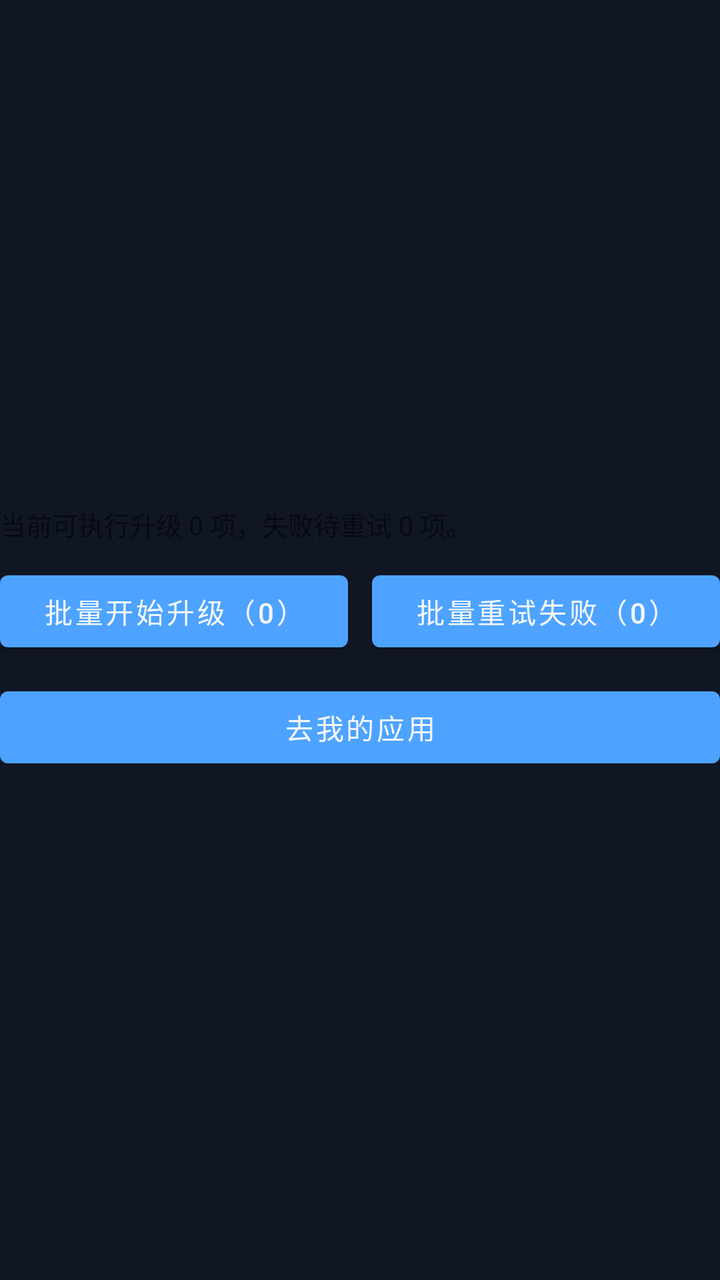
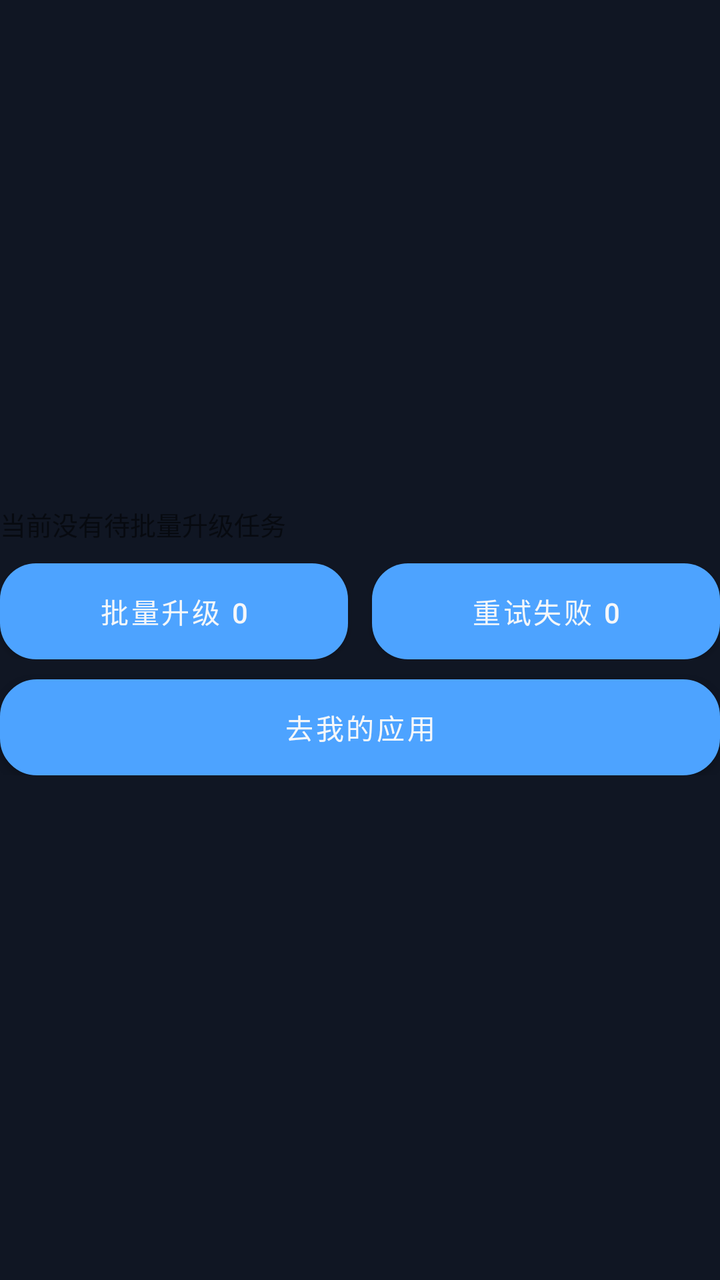

An Android layout rendered at two revisions. The XML below is the earlier revision; the diff shows what the commit changed to produce the second picture.
<!-- AndroidManifest.xml: another module's application theme Theme.CarAppStore -->
<!-- res/layout/view_upgrade_center_controls.xml -->
<?xml version="1.0" encoding="utf-8"?>
<androidx.constraintlayout.widget.ConstraintLayout xmlns:android="http://schemas.android.com/apk/res/android"
    xmlns:app="http://schemas.android.com/apk/res-auto"
    android:layout_width="match_parent"
    android:layout_height="wrap_content">

    <LinearLayout
        android:layout_width="0dp"
        android:layout_height="wrap_content"
        android:orientation="vertical"
        app:layout_constraintBottom_toBottomOf="parent"
        app:layout_constraintEnd_toEndOf="parent"
        app:layout_constraintStart_toStartOf="parent"
        app:layout_constraintTop_toTopOf="parent">

    <TextView
        android:id="@+id/tvUpgradeControlSummary"
        android:layout_width="match_parent"
        android:layout_height="wrap_content"
        android:layout_marginBottom="@dimen/spacing_10dp"
        android:text="@string/ui_upgrade_controls_summary_zero"
        android:textSize="@dimen/text_sm_13" />

    <LinearLayout
        android:layout_width="match_parent"
        android:layout_height="wrap_content"
        android:orientation="horizontal">

        <Button
            android:id="@+id/btnUpgradePrimary"
            android:layout_width="0dp"
            android:layout_height="wrap_content"
            android:layout_marginEnd="@dimen/spacing_6dp"
            android:layout_weight="1"
            android:text="@string/ui_upgrade_start_batch_zero" />

        <Button
            android:id="@+id/btnUpgradeSecondary"
            android:layout_width="0dp"
            android:layout_height="wrap_content"
            android:layout_marginStart="@dimen/spacing_6dp"
            android:layout_weight="1"
            android:text="@string/ui_upgrade_retry_failed_zero" />
    </LinearLayout>

    <Button
        android:id="@+id/btnUpgradeTertiary"
        android:layout_width="match_parent"
        android:layout_height="wrap_content"
        android:layout_marginTop="@dimen/spacing_10dp"
        android:text="@string/ui_go_my_apps" />
    </LinearLayout>

</androidx.constraintlayout.widget.ConstraintLayout>
<!-- resources referenced by this layout -->
<resources>
  <dimen name="spacing_10dp">10dp</dimen>
  <dimen name="spacing_6dp">6dp</dimen>
  <dimen name="text_sm_13">13sp</dimen>
  <string name="ui_go_my_apps">去我的应用</string>
  <string name="ui_upgrade_controls_summary_zero">当前可执行升级 0 项，失败待重试 0 项。</string>
  <string name="ui_upgrade_retry_failed_zero">批量重试失败（0）</string>
  <string name="ui_upgrade_start_batch_zero">批量开始升级（0）</string>
  <style name="Theme.CarAppStore" parent="Theme.MaterialComponents.DayNight.NoActionBar">
          <item name="colorPrimary">@color/car_primary</item>
          <item name="colorPrimaryVariant">@color/car_primary_dark</item>
          <item name="colorOnPrimary">@color/car_text_primary</item>
          <item name="colorSecondary">@color/car_accent</item>
          <item name="colorSecondaryVariant">@color/teal_700</item>
          <item name="colorOnSecondary">@color/car_bg</item>
          <item name="android:statusBarColor" tools:targetApi="l">@color/car_bg</item>
          <item name="android:navigationBarColor" tools:targetApi="l">@color/car_bg</item>
          <item name="android:windowBackground">@color/car_bg</item>
      </style>
  <color name="car_primary">#4DA3FF</color>
  <color name="car_primary_dark">#2E7DE0</color>
  <color name="car_text_primary">#F5F7FA</color>
  <color name="car_accent">#5DE1B9</color>
  <color name="teal_700">#FF018786</color>
  <color name="car_bg">#101623</color>
</resources>

<!-- the commit's change to res/layout/view_upgrade_center_controls.xml (unified diff, before → after) -->
@@ -30,25 +30,34 @@
             android:id="@+id/btnUpgradePrimary"
             android:layout_width="0dp"
             android:layout_height="wrap_content"
+            android:background="@drawable/bg_primary_button"
             android:layout_marginEnd="@dimen/spacing_6dp"
             android:layout_weight="1"
-            android:text="@string/ui_upgrade_start_batch_zero" />
+            android:text="@string/ui_upgrade_start_batch_zero"
+            android:textAllCaps="false"
+            android:textColor="@color/car_text_primary" />
 
         <Button
             android:id="@+id/btnUpgradeSecondary"
             android:layout_width="0dp"
             android:layout_height="wrap_content"
+            android:background="@drawable/bg_primary_button_warning"
             android:layout_marginStart="@dimen/spacing_6dp"
             android:layout_weight="1"
-            android:text="@string/ui_upgrade_retry_failed_zero" />
+            android:text="@string/ui_upgrade_retry_failed_zero"
+            android:textAllCaps="false"
+            android:textColor="@color/car_text_primary" />
     </LinearLayout>
 
     <Button
         android:id="@+id/btnUpgradeTertiary"
         android:layout_width="match_parent"
         android:layout_height="wrap_content"
+        android:background="@drawable/bg_secondary_button"
         android:layout_marginTop="@dimen/spacing_10dp"
-        android:text="@string/ui_go_my_apps" />
+        android:text="@string/ui_go_my_apps"
+        android:textAllCaps="false"
+        android:textColor="@color/car_text_primary" />
     </LinearLayout>
 
 </androidx.constraintlayout.widget.ConstraintLayout>
<!-- resource entries referenced after the edit -->
@@ -3,10 +3,30 @@
   <dimen name="spacing_10dp">10dp</dimen>
   <dimen name="spacing_6dp">6dp</dimen>
   <dimen name="text_sm_13">13sp</dimen>
+  <!-- drawable bg_primary_button (drawable) -->
+  <shape xmlns:android="http://schemas.android.com/apk/res/android">
+      <gradient
+          android:angle="0"
+          android:endColor="@color/car_primary"
+          android:startColor="@color/car_primary_dark" />
+      <corners android:radius="18dp" />
+  </shape>
+  <!-- drawable bg_primary_button_warning (drawable) -->
+  <?xml version="1.0" encoding="utf-8"?>
+  <shape xmlns:android="http://schemas.android.com/apk/res/android" android:shape="rectangle">
+      <corners android:radius="18dp" />
+      <solid android:color="@color/car_warning" />
+  </shape>
+  <!-- drawable bg_secondary_button (drawable) -->
+  <shape xmlns:android="http://schemas.android.com/apk/res/android">
+      <solid android:color="@color/car_surface_light" />
+      <stroke android:width="1dp" android:color="@color/car_divider" />
+      <corners android:radius="18dp" />
+  </shape>
   <string name="ui_go_my_apps">去我的应用</string>
-  <string name="ui_upgrade_controls_summary_zero">当前可执行升级 0 项，失败待重试 0 项。</string>
-  <string name="ui_upgrade_retry_failed_zero">批量重试失败（0）</string>
-  <string name="ui_upgrade_start_batch_zero">批量开始升级（0）</string>
+  <string name="ui_upgrade_controls_summary_zero">当前没有待批量升级任务</string>
+  <string name="ui_upgrade_retry_failed_zero">重试失败 0</string>
+  <string name="ui_upgrade_start_batch_zero">批量升级 0</string>
   <style name="Theme.CarAppStore" parent="Theme.MaterialComponents.DayNight.NoActionBar">
           <item name="colorPrimary">@color/car_primary</item>
           <item name="colorPrimaryVariant">@color/car_primary_dark</item>
@@ -20,6 +40,9 @@
       </style>
   <color name="car_primary">#4DA3FF</color>
   <color name="car_primary_dark">#2E7DE0</color>
+  <color name="car_warning">#FFB84D</color>
+  <color name="car_surface_light">#223049</color>
+  <color name="car_divider">#2B3852</color>
   <color name="car_text_primary">#F5F7FA</color>
   <color name="car_accent">#5DE1B9</color>
   <color name="teal_700">#FF018786</color>
